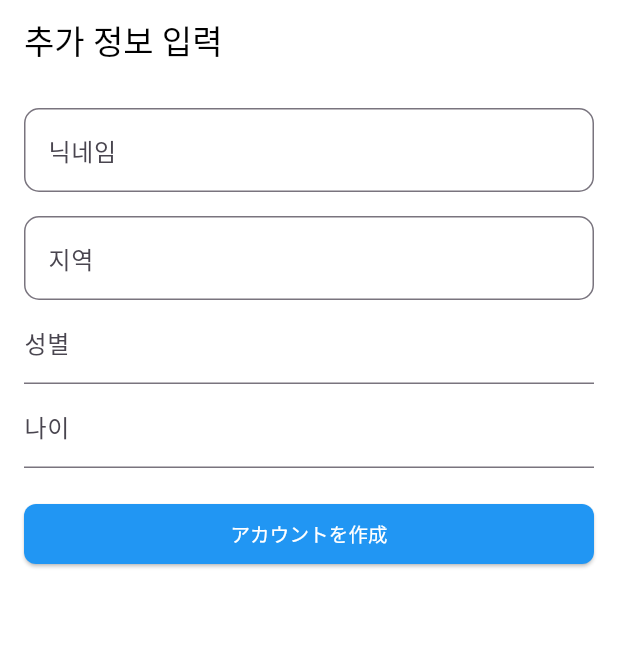
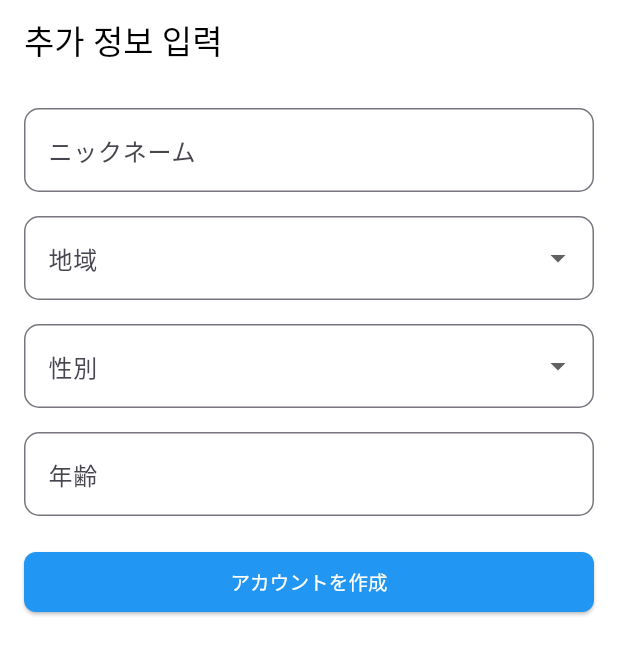
Before and after one commit to hwacho9/running_mate, a Flutter app: the SignupView2 screen opened directly, on a phone screen of 412 x 824 dp. Shown: the top 655 px of the screen. Run offline on Flutter 3.47's test engine with Material 3 defaults, Android fonts, the phone set to English and light mode, and no system bars; our stand-ins replace cloud_firestore, firebase_auth, firebase_core, flutter_map, geolocator, latlong2 and 1 more; accounts and stored records are empty; network calls fail.

Commit message:
refactor:regions data file

```diff
--- /dev/null
+++ b/mobile/lib/data/regions.dart
@@ -0,0 +1,49 @@
+const List<String> regions = [
+  "北海道地方",
+  "青森県",
+  "岩手県",
+  "宮城県",
+  "秋田県",
+  "山形県",
+  "福島県",
+  "茨城県",
+  "栃木県",
+  "群馬県",
+  "埼玉県",
+  "千葉県",
+  "東京都",
+  "神奈川県",
+  "新潟県",
+  "富山県",
+  "石川県",
+  "福井県",
+  "山梨県",
+  "長野県",
+  "岐阜県",
+  "静岡県",
+  "愛知県",
+  "三重県",
+  "滋賀県",
+  "京都府",
+  "大阪府",
+  "兵庫県",
+  "奈良県",
+  "和歌山県",
+  "鳥取県",
+  "島根県",
+  "岡山県",
+  "広島県",
+  "山口県",
+  "徳島県",
+  "香川県",
+  "愛媛県",
+  "高知県",
+  "福岡県",
+  "佐賀県",
+  "長崎県",
+  "熊本県",
+  "大分県",
+  "宮崎県",
+  "鹿児島県",
+  "沖縄県",
+];
--- a/mobile/lib/screens/auth/signup_view2.dart
+++ b/mobile/lib/screens/auth/signup_view2.dart
@@ -1,8 +1,11 @@
 import 'package:flutter/material.dart';
+import 'package:flutter/services.dart';
 import 'package:provider/provider.dart';
+import 'package:running_mate/data/regions.dart';
 import 'package:running_mate/screens/home/home_view.dart';
 import 'package:running_mate/viewmodels/auth_viewmodel.dart';
 import 'package:running_mate/widgets/Buttons/RectangleButton.dart';
+import 'package:running_mate/widgets/inputField/DropdownButtonFormField.dart';
 import 'package:running_mate/widgets/inputField/InputFormField.dart';
 
 class SignupView2 extends StatelessWidget {
@@ -25,23 +28,38 @@ class SignupView2 extends StatelessWidget {
           children: [
             InputFormField(
               controller: nicknameController,
-              labelText: "닉네임",
+              labelText: "ニックネーム",
               keyboardType: TextInputType.text,
             ),
             const SizedBox(height: 16),
+            DropdownFormField(
+              labelText: "地域",
+              value:
+                  regionController.text.isEmpty ? null : regionController.text,
+              items: regions,
+              onChanged: (String? newValue) {
+                regionController.text = newValue ?? "";
+              },
+            ),
+            const SizedBox(height: 16),
+            DropdownFormField(
+              labelText: "性別",
+              value:
+                  genderController.text.isEmpty ? null : genderController.text,
+              items: const ["男性", "女性", "その他"],
+              onChanged: (String? newValue) {
+                genderController.text = newValue ?? "";
+              },
+            ),
+            const SizedBox(height: 16),
             InputFormField(
-              controller: regionController,
-              labelText: "지역",
-              keyboardType: TextInputType.text,
-            ),
-            TextField(
-              controller: genderController,
-              decoration: InputDecoration(labelText: "성별"),
-            ),
-            TextField(
               controller: ageController,
-              decoration: InputDecoration(labelText: "나이"),
+              labelText: "年齢",
+              hintText: "年齢を入力してください", // 힌트 텍스트
               keyboardType: TextInputType.number,
+              inputFormatters: [
+                FilteringTextInputFormatter.digitsOnly, // 숫자만 입력 가능
+              ],
             ),
             SizedBox(height: 20),
             RectangleButton(
--- /dev/null
+++ b/mobile/lib/widgets/inputField/DropdownButtonFormField.dart
@@ -0,0 +1,40 @@
+import 'package:flutter/material.dart';
+
+class DropdownFormField extends StatelessWidget {
+  final String labelText; // 필드 라벨
+  final String? value; // 현재 선택된 값
+  final List<String> items; // 드롭다운 아이템 리스트
+  final void Function(String?)? onChanged; // 값 변경 콜백
+  final String? hintText; // 힌트 텍스트
+
+  const DropdownFormField({
+    Key? key,
+    required this.labelText,
+    required this.items,
+    this.value,
+    this.onChanged,
+    this.hintText,
+  }) : super(key: key);
+
+  @override
+  Widget build(BuildContext context) {
+    return DropdownButtonFormField<String>(
+      value: value,
+      decoration: InputDecoration(
+        labelText: labelText,
+        hintText: hintText,
+        border: OutlineInputBorder(
+          borderRadius: BorderRadius.circular(10),
+        ),
+      ),
+      dropdownColor: Colors.white, // 기본 배경색
+      items: items.map((String item) {
+        return DropdownMenuItem<String>(
+          value: item,
+          child: Text(item),
+        );
+      }).toList(),
+      onChanged: onChanged,
+    );
+  }
+}
--- a/mobile/lib/widgets/inputField/InputFormField.dart
+++ b/mobile/lib/widgets/inputField/InputFormField.dart
@@ -1,10 +1,13 @@
 import 'package:flutter/material.dart';
+import 'package:flutter/services.dart';
 
 class InputFormField extends StatefulWidget {
   final TextEditingController controller;
   final String labelText;
   final bool isPassword;
   final TextInputType keyboardType;
+  final String? hintText; // 힌트 텍스트
+  final List<TextInputFormatter>? inputFormatters; // 입력 제한
 
   const InputFormField({
     Key? key,
@@ -12,6 +15,8 @@ class InputFormField extends StatefulWidget {
     required this.labelText,
     this.isPassword = false,
     this.keyboardType = TextInputType.text,
+    this.hintText,
+    this.inputFormatters,
   }) : super(key: key);
 
   @override
@@ -27,6 +32,7 @@ class _InputFormFieldState extends State<InputFormField> {
       controller: widget.controller,
       decoration: InputDecoration(
         labelText: widget.labelText,
+        hintText: widget.hintText, // 힌트 텍스트 추가
         border: OutlineInputBorder(
           borderRadius: BorderRadius.circular(10),
         ),
@@ -45,6 +51,7 @@ class _InputFormFieldState extends State<InputFormField> {
       ),
       obscureText: widget.isPassword ? _isObscure : false,
       keyboardType: widget.keyboardType,
+      inputFormatters: widget.inputFormatters, // 입력 제한 추가
     );
   }
 }
```
